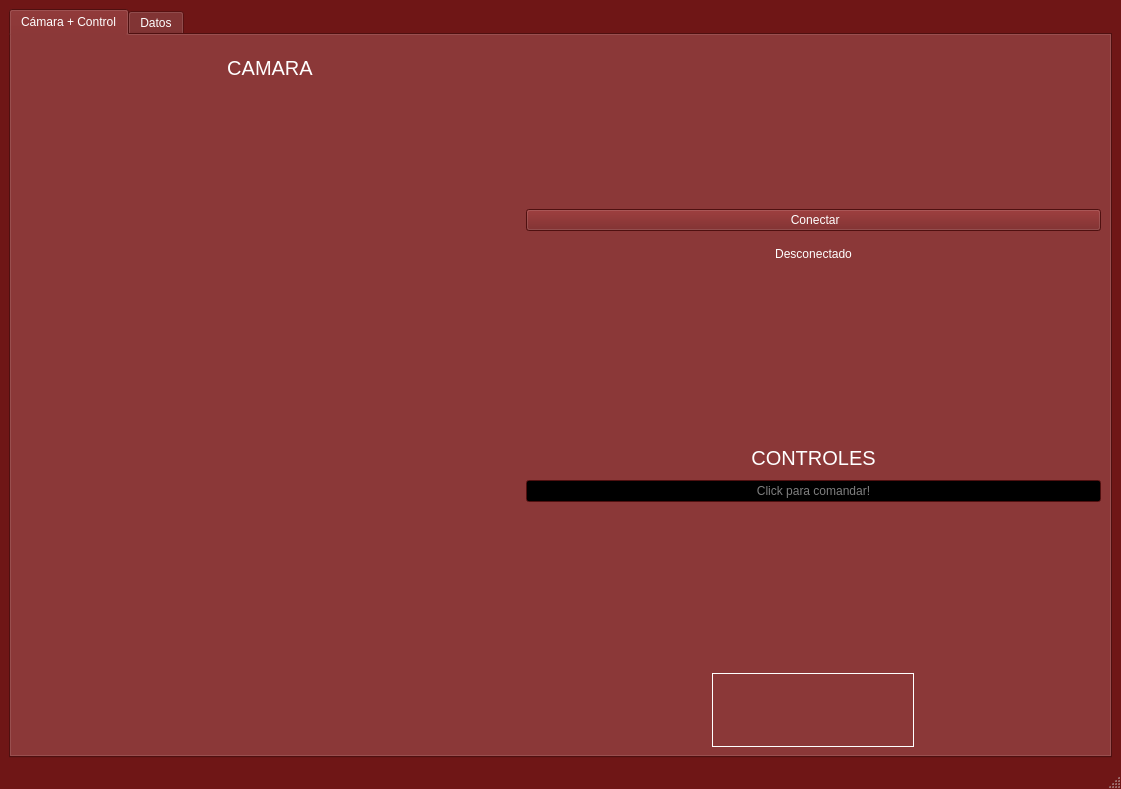
The window that Qt_code/rover_mars/ui/mainwindow.ui (fjuanes-ai/TPI) describes before a commit, drawn with Qt 5.
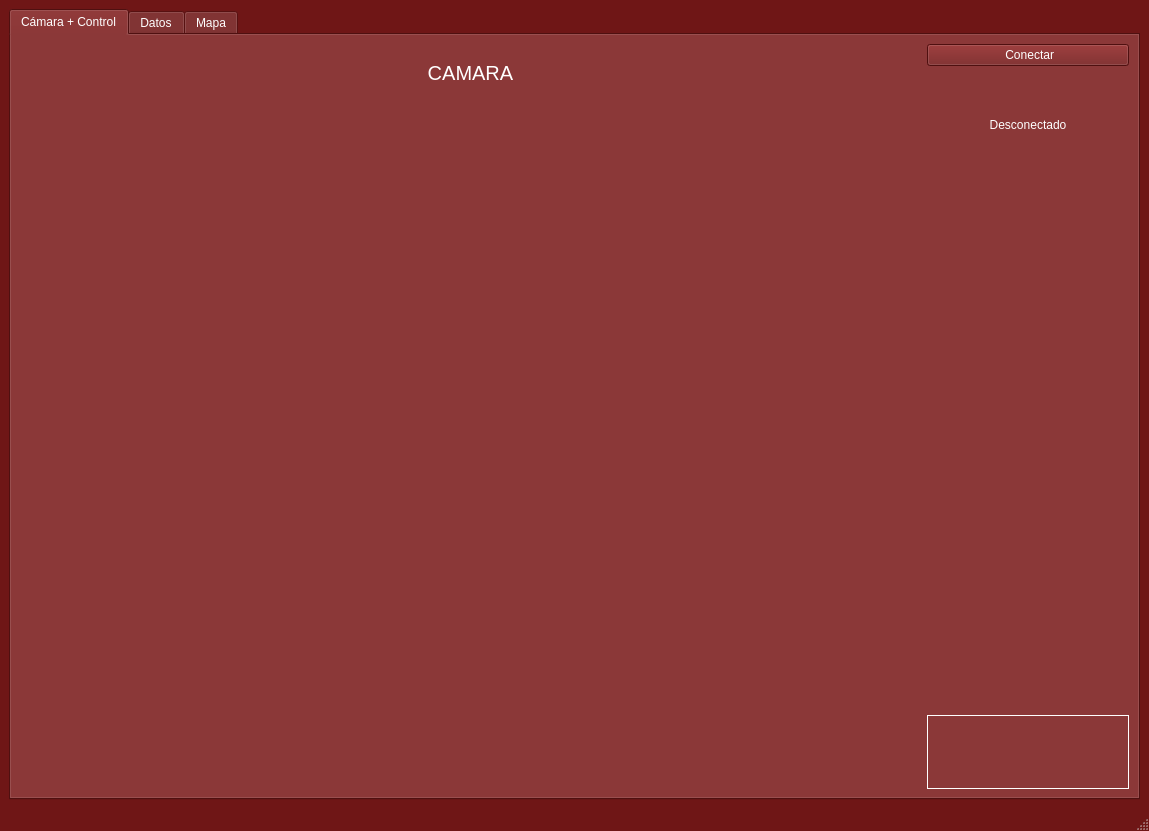
The same window after the commit. Icons and pictures are not drawn. Custom widgets are drawn as their Qt base class.

Commit message: Añadido de tab de mapa topográfico + corrección de errores en gráficas de sensores.

What changed in the file:
```diff
--- a/Qt_code/rover_mars/ui/mainwindow.ui
+++ b/Qt_code/rover_mars/ui/mainwindow.ui
@@ -6,8 +6,8 @@
    <rect>
     <x>0</x>
     <y>0</y>
-    <width>1121</width>
-    <height>789</height>
+    <width>1149</width>
+    <height>831</height>
    </rect>
   </property>
   <property name="sizePolicy">
@@ -498,9 +498,9 @@
    <set>QMainWindow::DockOption::AllowTabbedDocks|QMainWindow::DockOption::AnimatedDocks</set>
   </property>
   <widget class="QWidget" name="centralwidget">
-   <layout class="QGridLayout" name="gridLayout">
-    <item row="0" column="1">
-     <widget class="QTabWidget" name="tabWidget">
+   <layout class="QVBoxLayout" name="verticalLayout_6">
+    <item>
+     <widget class="QTabWidget" name="Tabs">
       <property name="maximumSize">
        <size>
         <width>16777215</width>
@@ -563,7 +563,7 @@
             <item>
              <widget class="QLabel" name="label_camara">
               <property name="sizePolicy">
-               <sizepolicy hsizetype="Maximum" vsizetype="Maximum">
+               <sizepolicy hsizetype="Minimum" vsizetype="Minimum">
                 <horstretch>0</horstretch>
                 <verstretch>0</verstretch>
                </sizepolicy>
@@ -594,20 +594,7 @@
            </layout>
           </item>
           <item row="0" column="1">
-           <layout class="QVBoxLayout" name="verticalLayout_3" stretch="5,1,1,5,1,1,5,1">
-            <item>
-             <spacer name="verticalSpacer_3">
-              <property name="orientation">
-               <enum>Qt::Orientation::Vertical</enum>
-              </property>
-              <property name="sizeHint" stdset="0">
-               <size>
-                <width>20</width>
-                <height>40</height>
-               </size>
-              </property>
-             </spacer>
-            </item>
+           <layout class="QVBoxLayout" name="verticalLayout_3" stretch="1,1,5,1">
             <item>
              <widget class="QPushButton" name="pushButtonConectar">
               <property name="text">
@@ -625,50 +612,6 @@
               </property>
              </widget>
             </item>
-            <item>
-             <spacer name="verticalSpacer_4">
-              <property name="orientation">
-               <enum>Qt::Orientation::Vertical</enum>
-              </property>
-              <property name="sizeHint" stdset="0">
-               <size>
-                <width>20</width>
-                <height>40</height>
-               </size>
-              </property>
-             </spacer>
-            </item>
-            <item>
-             <widget class="QLabel" name="label_controles">
-              <property name="font">
-               <font>
-                <pointsize>15</pointsize>
-               </font>
-              </property>
-              <property name="text">
-               <string>CONTROLES</string>
-              </property>
-              <property name="alignment">
-               <set>Qt::AlignmentFlag::AlignCenter</set>
-              </property>
-             </widget>
-            </item>
-            <item>
-             <widget class="QLineEdit" name="lineEdit_comandos">
-              <property name="cursor">
-               <cursorShape>BlankCursor</cursorShape>
-              </property>
-              <property name="inputMask">
-               <string/>
-              </property>
-              <property name="alignment">
-               <set>Qt::AlignmentFlag::AlignCenter</set>
-              </property>
-              <property name="placeholderText">
-               <string>Click para comandar!</string>
-              </property>
-             </widget>
-            </item>
             <item>
              <spacer name="verticalSpacer">
               <property name="orientation">
@@ -905,6 +848,70 @@
         </item>
        </layout>
       </widget>
+      <widget class="QWidget" name="tab_mapa">
+       <attribute name="title">
+        <string>Mapa</string>
+       </attribute>
+       <layout class="QVBoxLayout" name="verticalLayout_8">
+        <item>
+         <layout class="QVBoxLayout" name="verticalLayout_7" stretch="10,1">
+          <property name="sizeConstraint">
+           <enum>QLayout::SizeConstraint::SetMaximumSize</enum>
+          </property>
+          <item>
+           <widget class="QCustomPlot" name="widgetMapa" native="true"/>
+          </item>
+          <item>
+           <layout class="QHBoxLayout" name="horizontalLayout_4">
+            <item>
+             <widget class="QLabel" name="label_logo_03">
+              <property name="sizePolicy">
+               <sizepolicy hsizetype="Fixed" vsizetype="MinimumExpanding">
+                <horstretch>16</horstretch>
+                <verstretch>9</verstretch>
+               </sizepolicy>
+              </property>
+              <property name="minimumSize">
+               <size>
+                <width>16</width>
+                <height>9</height>
+               </size>
+              </property>
+              <property name="maximumSize">
+               <size>
+                <width>202</width>
+                <height>74</height>
+               </size>
+              </property>
+              <property name="sizeIncrement">
+               <size>
+                <width>16</width>
+                <height>9</height>
+               </size>
+              </property>
+              <property name="baseSize">
+               <size>
+                <width>16</width>
+                <height>9</height>
+               </size>
+              </property>
+              <property name="text">
+               <string>&lt;html&gt;&lt;head/&gt;&lt;body&gt;&lt;p&gt;&lt;img src=&quot;:/new/prefix1/media/logo_utn.jpg&quot;/&gt;&lt;/p&gt;&lt;/body&gt;&lt;/html&gt;</string>
+              </property>
+              <property name="scaledContents">
+               <bool>true</bool>
+              </property>
+              <property name="alignment">
+               <set>Qt::AlignmentFlag::AlignCenter</set>
+              </property>
+             </widget>
+            </item>
+           </layout>
+          </item>
+         </layout>
+        </item>
+       </layout>
+      </widget>
      </widget>
     </item>
    </layout>
```
Left out of the diff: 5 changed lines with no effect on the pictures. The commit also changes 4 other files.
